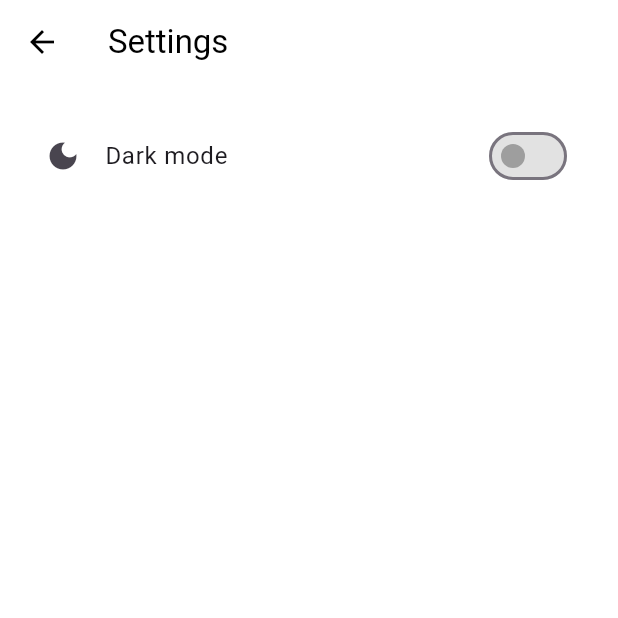
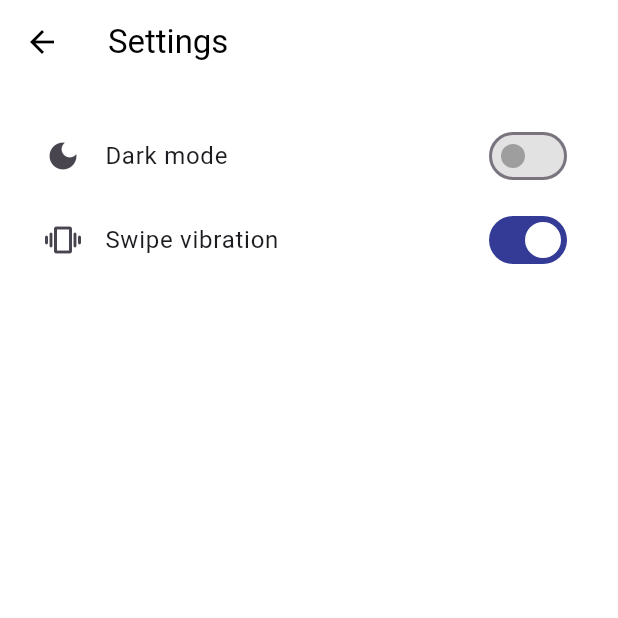
Before and after one commit to nathan-real/Swipe-Clean, a Flutter app: the SettingsPage screen opened directly, on a phone screen of 412 x 824 dp, the top half of it. Run offline on Flutter 3.47's test engine with Material 3 defaults, Android fonts, the phone set to English and light mode, and no system bars; our stand-ins replace flutter_card_swiper, shared_preferences; missing offline and left inert: photo_manager, photo_manager_image_provider; accounts and stored records are empty.

Commit message:
- Ajout de vibrations à chaque swipe - Ajout d'un switch pour supprimé les vibrations de swipe

```diff
--- a/lib/l10n/app_en.arb
+++ b/lib/l10n/app_en.arb
@@ -35,5 +35,6 @@
     "restartSortTitle": "Restart sorting?",
     "restartSortWarning": "All the photos in this folder that you validated will reappear.",
     "restart": "Restart",
-    "noPhotos": "No photos found or permission denied"
+    "noPhotos": "No photos found or permission denied",
+    "vibrationSetting": "Swipe vibration"
 }
--- a/lib/l10n/app_fr.arb
+++ b/lib/l10n/app_fr.arb
@@ -71,5 +71,7 @@
     "restart": "Recommencer",
     "@restart": {},
     "noPhotos": "Aucune photo trouvée ou permission refusée",
-    "@noPhotos": {}
+    "@noPhotos": {},
+    "vibrationSetting": "Vibration au glissement",
+    "@vibrationSetting": {}
 }
--- a/lib/l10n/app_localizations.dart
+++ b/lib/l10n/app_localizations.dart
@@ -313,6 +313,12 @@ abstract class AppLocalizations {
   /// In fr, this message translates to:
   /// **'Aucune photo trouvée ou permission refusée'**
   String get noPhotos;
+
+  /// No description provided for @vibrationSetting.
+  ///
+  /// In fr, this message translates to:
+  /// **'Vibration au glissement'**
+  String get vibrationSetting;
 }
 
 class _AppLocalizationsDelegate
--- a/lib/l10n/app_localizations_en.dart
+++ b/lib/l10n/app_localizations_en.dart
@@ -117,4 +117,7 @@ class AppLocalizationsEn extends AppLocalizations {
 
   @override
   String get noPhotos => 'No photos found or permission denied';
+
+  @override
+  String get vibrationSetting => 'Swipe vibration';
 }
--- a/lib/l10n/app_localizations_fr.dart
+++ b/lib/l10n/app_localizations_fr.dart
@@ -117,4 +117,7 @@ class AppLocalizationsFr extends AppLocalizations {
 
   @override
   String get noPhotos => 'Aucune photo trouvée ou permission refusée';
+
+  @override
+  String get vibrationSetting => 'Vibration au glissement';
 }
--- a/lib/pages/settings_page.dart
+++ b/lib/pages/settings_page.dart
@@ -1,6 +1,7 @@
 import 'package:flutter/material.dart';
 import '../main.dart';
 import 'package:swipe_clean/app_colors.dart';
+import '../services/storage_service.dart';
 
 //Langue
 import '../l10n/app_localizations.dart';
@@ -14,6 +15,24 @@ class SettingsPage extends StatefulWidget {
 
 // Class state car on a besoin de setState pour l'animation du bouton
 class _SettingsPageState extends State<SettingsPage> {
+  bool _vibrationEnabled = true;
+
+  @override
+  void initState() {
+    super.initState();
+    // On charge le paramètre stocké en mémoire dès l'ouverture de la page
+    _loadVibrationSetting();
+  }
+
+  Future<void> _loadVibrationSetting() async {
+    bool isEnabled = await StorageService().getVibrationEnabled();
+    if (mounted) {
+      setState(() {
+        _vibrationEnabled = isEnabled;
+      });
+    }
+  }
+
   // Méthodes
   //Quand le swith passe à ON il envoit true
   void toggleTheme(bool isDark) {
@@ -38,6 +57,8 @@ class _SettingsPageState extends State<SettingsPage> {
       body: ListView(
         children: [
           const SizedBox(height: 20),
+
+          // Switch du thème
           ListTile(
             contentPadding: const EdgeInsets.only(left: 30.0, right: 30.0),
             leading: const Icon(Icons.dark_mode),
@@ -57,6 +78,29 @@ class _SettingsPageState extends State<SettingsPage> {
               inactiveTrackColor: Colors.grey.withValues(alpha: 0.3),
             ),
           ),
+
+          // Switch Vibration
+          ListTile(
+            contentPadding: const EdgeInsets.only(left: 30.0, right: 30.0),
+            leading: const Icon(Icons.vibration_rounded),
+            title: Text(AppLocalizations.of(context)!.vibrationSetting),
+            trailing: Switch(
+              value: _vibrationEnabled,
+              onChanged: (val) async {
+                // 1. On sauvegarde le choix en mémoire
+                await StorageService().setVibrationEnabled(val);
+
+                // 2. On met à jour l'interface
+                setState(() {
+                  _vibrationEnabled = val;
+                });
+              },
+              activeThumbColor: Colors.white,
+              activeTrackColor: AppColors.main,
+              inactiveThumbColor: Colors.grey,
+              inactiveTrackColor: Colors.grey.withValues(alpha: 0.3),
+            ),
+          ),
         ],
       ),
     );
--- a/lib/services/storage_service.dart
+++ b/lib/services/storage_service.dart
@@ -58,4 +58,16 @@ Future<void> resetProcessedPhotos(List<String> idsToRemove) async {
     // On sauvegarde la nouvelle liste
     await prefs.setStringList('processed_photos_ids', currentList);
   }
+
+  // Sauvegarder l'état de la vibration
+  Future<void> setVibrationEnabled(bool isEnabled) async {
+    final prefs = await SharedPreferences.getInstance();
+    await prefs.setBool('vibration_enabled', isEnabled);
+  }
+
+  // Récupérer l'état de la vibration (true par défaut)
+  Future<bool> getVibrationEnabled() async {
+    final prefs = await SharedPreferences.getInstance();
+    return prefs.getBool('vibration_enabled') ?? true;
+  }
 }
```
Also changed, not shown: lib/widgets/swipe_screen.dart (+16 -0 lines).
